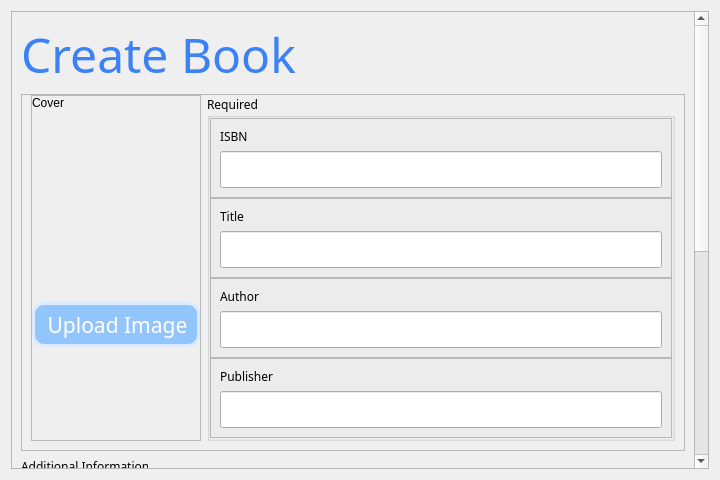
al-dioooo/bookster, file pages/bookManagement/form.ui: the form before one commit.
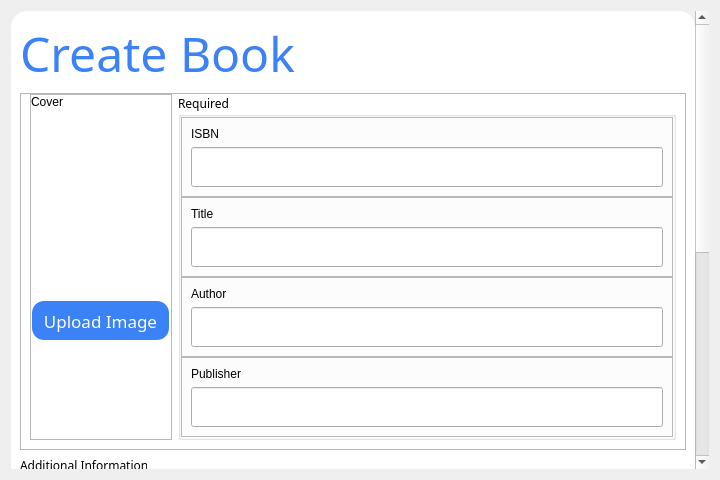
The form after the commit. Icons and pictures are not drawn.

```diff
--- a/pages/bookManagement/form.ui
+++ b/pages/bookManagement/form.ui
@@ -16,6 +16,12 @@
   <layout class="QVBoxLayout" name="dialogVerticalLayout">
    <item>
     <widget class="QScrollArea" name="scrollArea">
+     <property name="styleSheet">
+      <string notr="true"/>
+     </property>
+     <property name="frameShape">
+      <enum>QFrame::Shape::NoFrame</enum>
+     </property>
      <property name="widgetResizable">
       <bool>true</bool>
      </property>
@@ -24,10 +30,17 @@
        <rect>
         <x>0</x>
         <y>0</y>
-        <width>694</width>
+        <width>696</width>
         <height>903</height>
        </rect>
       </property>
+      <property name="styleSheet">
+       <string notr="true">QWidget#scrollAreaWidgetContents {
+	background-color: #FFF;
+	border-radius: 16px;
+	overflow: hidden;
+}</string>
+      </property>
       <layout class="QVBoxLayout" name="verticalLayout_12">
        <item>
         <widget class="QLabel" name="bookFormDialogTitle">
@@ -124,7 +137,7 @@
                </property>
               </widget>
              </item>
-             <item>
+             <item alignment="Qt::AlignmentFlag::AlignHCenter">
               <widget class="QToolButton" name="toolButton">
                <property name="minimumSize">
                 <size>
@@ -135,18 +148,15 @@
                <property name="font">
                 <font>
                  <family>Poppins</family>
-                 <pointsize>16</pointsize>
+                 <pointsize>13</pointsize>
                 </font>
                </property>
                <property name="styleSheet">
                 <string notr="true">QToolButton {
-  background: #93C5FD; color: #FFF;
-  border-radius: 12px; border: 3px solid #DBEAFE;
-  padding: 3px 3px 3px 6px;
+  border-radius: 12px; background: #3B82F6; color: #FFF; padding: 6px;
 }
-QToolButton:hover   { background: rgba(147,197,253,200); }
-QToolButton:pressed { background: rgba(147,197,253,150); }
-QToolButton QLabel  { margin-left: 6px; }</string>
+QToolButton:hover   { background: rgba(59,130,246,200); }
+QToolButton:pressed { background: rgba(59,130,246,150); }</string>
                </property>
                <property name="text">
                 <string>Upload Image</string>
```
Left out of the diff: 20 changed lines with no effect on the pictures.
